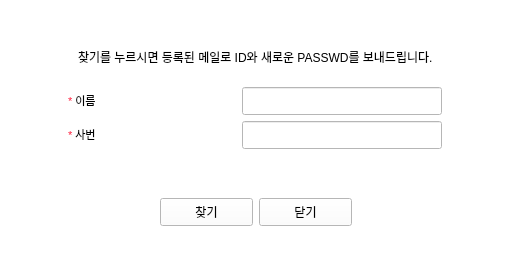
Old version of the form find.ui in the repository hyeona-jeong/HRIS.
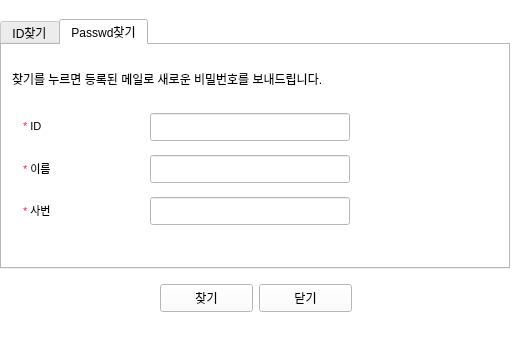
New version of the form. The open tabs and pages were chosen to show the change.

Patch:
```diff
--- a/find.ui
+++ b/find.ui
@@ -7,7 +7,7 @@
     <x>0</x>
     <y>0</y>
     <width>515</width>
-    <height>277</height>
+    <height>337</height>
    </rect>
   </property>
   <property name="palette">
@@ -460,11 +460,11 @@
     <rect>
      <x>0</x>
      <y>0</y>
-     <width>511</width>
-     <height>271</height>
+     <width>512</width>
+     <height>331</height>
     </rect>
    </property>
-   <layout class="QVBoxLayout" name="signlayout" stretch="0,0,0,0,0">
+   <layout class="QVBoxLayout" name="signlayout" stretch="0,0,0,0">
     <item>
      <spacer name="verticalSpacer_4">
       <property name="orientation">
@@ -482,74 +482,36 @@
      </spacer>
     </item>
     <item>
-     <layout class="QVBoxLayout" name="verticalLayout" stretch="0,0,2">
-      <item>
-       <layout class="QHBoxLayout" name="horizontalLayout">
-        <item>
-         <spacer name="horizontalSpacer_3">
-          <property name="orientation">
-           <enum>Qt::Horizontal</enum>
-          </property>
-          <property name="sizeHint" stdset="0">
-           <size>
-            <width>40</width>
-            <height>20</height>
-           </size>
-          </property>
-         </spacer>
-        </item>
-        <item>
-         <widget class="QLabel" name="label">
+     <widget class="QTabWidget" name="tab">
           <property name="minimumSize">
            <size>
-            <width>0</width>
-            <height>28</height>
+        <width>510</width>
+        <height>250</height>
            </size>
           </property>
           <property name="maximumSize">
            <size>
-            <width>16777215</width>
-            <height>28</height>
-           </size>
-          </property>
-          <property name="text">
-           <string>찾기를 누르시면 등록된 메일로 ID와 새로운 PASSWD를 보내드립니다.</string>
-          </property>
-         </widget>
-        </item>
-        <item>
-         <spacer name="horizontalSpacer_4">
-          <property name="orientation">
-           <enum>Qt::Horizontal</enum>
-          </property>
-          <property name="sizeHint" stdset="0">
-           <size>
-            <width>40</width>
-            <height>20</height>
-           </size>
-          </property>
-         </spacer>
-        </item>
-       </layout>
-      </item>
-      <item>
-       <spacer name="verticalSpacer_5">
-        <property name="orientation">
-         <enum>Qt::Vertical</enum>
-        </property>
-        <property name="sizeType">
-         <enum>QSizePolicy::Fixed</enum>
-        </property>
-        <property name="sizeHint" stdset="0">
-         <size>
-          <width>20</width>
-          <height>10</height>
-         </size>
-        </property>
-       </spacer>
-      </item>
-      <item>
-       <layout class="QGridLayout" name="grid" columnstretch="1,10">
+        <width>510</width>
+        <height>250</height>
+       </size>
+      </property>
+      <property name="currentIndex">
+       <number>0</number>
+      </property>
+      <widget class="QWidget" name="tab_1">
+       <attribute name="title">
+        <string>ID찾기</string>
+       </attribute>
+       <widget class="QWidget" name="layoutWidget">
+        <property name="geometry">
+         <rect>
+          <x>0</x>
+          <y>60</y>
+          <width>501</width>
+          <height>131</height>
+         </rect>
+        </property>
+        <layout class="QGridLayout" name="grid" columnstretch="1,0,0">
         <property name="spacing">
          <number>6</number>
         </property>
@@ -623,25 +585,239 @@
           </property>
          </widget>
         </item>
-       </layout>
-      </item>
-     </layout>
-    </item>
-    <item>
-     <spacer name="verticalSpacer_3">
-      <property name="orientation">
-       <enum>Qt::Vertical</enum>
-      </property>
-      <property name="sizeType">
-       <enum>QSizePolicy::Fixed</enum>
-      </property>
-      <property name="sizeHint" stdset="0">
+         <item row="2" column="0">
+          <widget class="QLabel" name="mail_label_2">
+           <property name="minimumSize">
+            <size>
+             <width>100</width>
+             <height>28</height>
+            </size>
+           </property>
+           <property name="maximumSize">
+            <size>
+             <width>100</width>
+             <height>28</height>
+            </size>
+           </property>
+           <property name="text">
+            <string>&lt;html&gt;&lt;head/&gt;&lt;body&gt;&lt;p&gt;&lt;span style=&quot; font-size:8pt; color:#ff1d3b;&quot;&gt;*&lt;/span&gt;&lt;span style=&quot; font-size:8pt;&quot;&gt; 인증번호&lt;/span&gt;&lt;/p&gt;&lt;/body&gt;&lt;/html&gt;</string>
+           </property>
+          </widget>
+         </item>
+         <item row="2" column="1">
+          <widget class="QLineEdit" name="mail_lineEdit_3">
+           <property name="minimumSize">
+            <size>
+             <width>200</width>
+             <height>28</height>
+            </size>
+           </property>
+           <property name="maximumSize">
+            <size>
+             <width>120</width>
+             <height>28</height>
+            </size>
+           </property>
+          </widget>
+         </item>
+         <item row="2" column="2">
+          <widget class="QPushButton" name="cert_btn">
+           <property name="minimumSize">
+            <size>
+             <width>100</width>
+             <height>28</height>
+            </size>
+           </property>
+           <property name="maximumSize">
+            <size>
+             <width>100</width>
+             <height>28</height>
+            </size>
+           </property>
+           <property name="text">
+            <string>인증번호받기</string>
+           </property>
+          </widget>
+         </item>
+        </layout>
+       </widget>
+       <widget class="QLabel" name="label_2">
+        <property name="geometry">
+         <rect>
+          <x>10</x>
+          <y>20</y>
+          <width>476</width>
+          <height>28</height>
+         </rect>
+        </property>
+        <property name="minimumSize">
+         <size>
+          <width>0</width>
+          <height>28</height>
+         </size>
+        </property>
+        <property name="maximumSize">
+         <size>
+          <width>16777215</width>
+          <height>28</height>
+         </size>
+        </property>
+        <property name="text">
+         <string>찾기를 누르면 등록된 메일로 인증번호를 보내드립니다.</string>
+        </property>
+       </widget>
+      </widget>
+      <widget class="QWidget" name="tab_2">
+       <attribute name="title">
+        <string>Passwd찾기</string>
+       </attribute>
+       <widget class="QWidget" name="layoutWidget_2">
+        <property name="geometry">
+         <rect>
+          <x>0</x>
+          <y>60</y>
+          <width>371</width>
+          <height>131</height>
+         </rect>
+        </property>
+        <layout class="QGridLayout" name="grid_2" columnstretch="1,0">
+         <property name="spacing">
+          <number>6</number>
+         </property>
+         <item row="1" column="0">
+          <widget class="QLabel" name="name_label_2">
+           <property name="minimumSize">
+            <size>
+             <width>100</width>
+             <height>28</height>
+            </size>
+           </property>
+           <property name="maximumSize">
+            <size>
+             <width>100</width>
+             <height>28</height>
+            </size>
+           </property>
+           <property name="text">
+            <string>&lt;html&gt;&lt;head/&gt;&lt;body&gt;&lt;p&gt;&lt;span style=&quot; font-size:8pt; color:#ff1d3b;&quot;&gt;*&lt;/span&gt;&lt;span style=&quot; font-size:8pt;&quot;&gt; 이름&lt;/span&gt;&lt;/p&gt;&lt;/body&gt;&lt;/html&gt;</string>
+           </property>
+          </widget>
+         </item>
+         <item row="2" column="1">
+          <widget class="QLineEdit" name="emp_num_lineEdit_2">
+           <property name="minimumSize">
+            <size>
+             <width>200</width>
+             <height>28</height>
+            </size>
+           </property>
+           <property name="maximumSize">
+            <size>
+             <width>120</width>
+             <height>28</height>
+            </size>
+           </property>
+          </widget>
+         </item>
+         <item row="0" column="0">
+          <widget class="QLabel" name="id_label">
+           <property name="minimumSize">
        <size>
-        <width>20</width>
-        <height>10</height>
-       </size>
-      </property>
-     </spacer>
+             <width>100</width>
+             <height>28</height>
+            </size>
+           </property>
+           <property name="maximumSize">
+            <size>
+             <width>100</width>
+             <height>28</height>
+            </size>
+           </property>
+           <property name="text">
+            <string>&lt;html&gt;&lt;head/&gt;&lt;body&gt;&lt;p&gt;&lt;span style=&quot; font-size:8pt; color:#ff1d3b;&quot;&gt;*&lt;/span&gt;&lt;span style=&quot; font-size:8pt;&quot;&gt; ID&lt;/span&gt;&lt;/p&gt;&lt;/body&gt;&lt;/html&gt;</string>
+           </property>
+          </widget>
+         </item>
+         <item row="0" column="1">
+          <widget class="QLineEdit" name="id_lineEdit">
+           <property name="minimumSize">
+            <size>
+             <width>200</width>
+             <height>28</height>
+            </size>
+           </property>
+           <property name="maximumSize">
+            <size>
+             <width>120</width>
+             <height>28</height>
+            </size>
+           </property>
+          </widget>
+         </item>
+         <item row="2" column="0">
+          <widget class="QLabel" name="emp_num_label_2">
+           <property name="minimumSize">
+            <size>
+             <width>100</width>
+             <height>28</height>
+            </size>
+           </property>
+           <property name="maximumSize">
+            <size>
+             <width>100</width>
+             <height>28</height>
+            </size>
+           </property>
+           <property name="text">
+            <string>&lt;html&gt;&lt;head/&gt;&lt;body&gt;&lt;p&gt;&lt;span style=&quot; font-size:8pt; color:#ff1d3b;&quot;&gt;*&lt;/span&gt;&lt;span style=&quot; font-size:8pt;&quot;&gt; 사번&lt;/span&gt;&lt;/p&gt;&lt;/body&gt;&lt;/html&gt;</string>
+           </property>
+          </widget>
+         </item>
+         <item row="1" column="1">
+          <widget class="QLineEdit" name="name_lineEdit_2">
+           <property name="minimumSize">
+            <size>
+             <width>200</width>
+             <height>28</height>
+            </size>
+           </property>
+           <property name="maximumSize">
+            <size>
+             <width>120</width>
+             <height>28</height>
+            </size>
+           </property>
+          </widget>
+         </item>
+        </layout>
+       </widget>
+       <widget class="QLabel" name="label_4">
+        <property name="geometry">
+         <rect>
+          <x>10</x>
+          <y>20</y>
+          <width>476</width>
+          <height>28</height>
+         </rect>
+        </property>
+        <property name="minimumSize">
+         <size>
+          <width>0</width>
+          <height>28</height>
+         </size>
+        </property>
+        <property name="maximumSize">
+         <size>
+          <width>16777215</width>
+          <height>28</height>
+         </size>
+        </property>
+        <property name="text">
+         <string>찾기를 누르면 등록된 메일로 새로운 비밀번호를 보내드립니다.</string>
+        </property>
+       </widget>
+      </widget>
+     </widget>
     </item>
     <item>
      <layout class="QHBoxLayout" name="horizontalLayout_2">
```
Left out of the diff: 32 changed lines with no effect on the pictures. Lines whose indentation alone changed are shown as unchanged.
